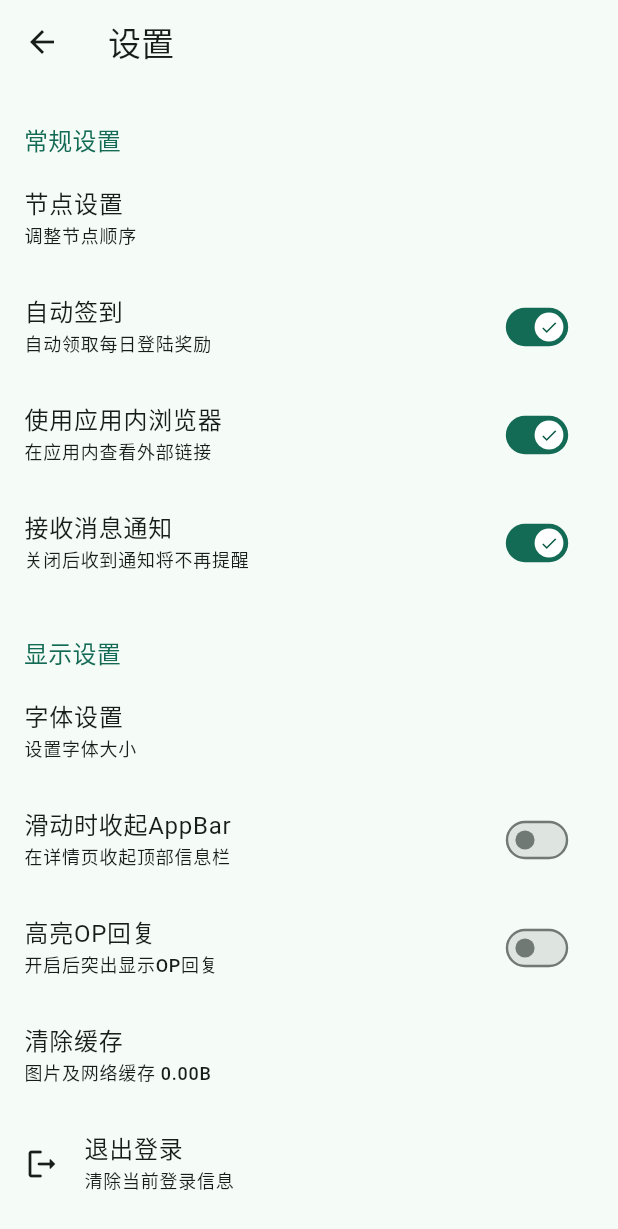
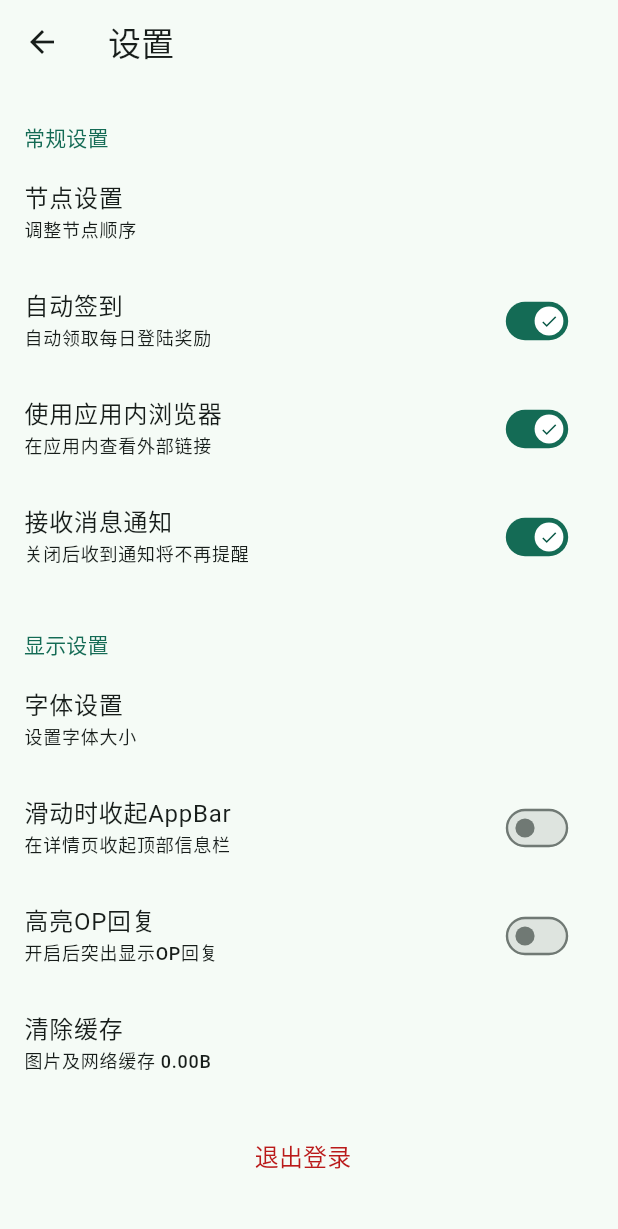
Before and after one commit to guozhigq/flutter_v2ex, a Flutter app: the SettingPage screen opened by its route, on a phone screen of 412 x 824 dp. Shown: the top 1229 px of the screen. Run offline on Flutter 3.47's test engine with Material 2 defaults, Android fonts, the phone set to English and light mode, and no system bars; drawn by our look-alikes of dynamic_color, flutter_smart_dialog; our stand-ins replace cached_network_image, cookie_jar, device_info_plus, dio, dio_cookie_manager, easy_refresh and 15 more; missing offline and left inert: dio_http2_adapter, dio_http_cache, extended_tabs, extended_text_field, extended_text_library, flutter_html_iframe and 4 more; accounts and stored records are empty; Roboto replaces fonts that are missing (NotoSansSC).

Commit message:
mod: html_table渲染、样式修改

```diff
--- a/lib/components/home/tabbar_list.dart
+++ b/lib/components/home/tabbar_list.dart
@@ -255,7 +255,7 @@ class _TabBarListState extends State<TabBarList>
               },
               child: FloatingActionButton(
                 heroTag: null,
-                child: Image.asset('assets/images/backtop.png', width: 45),
+                child: const Icon(Icons.vertical_align_top_rounded),
                 onPressed: () {
                   _controller.animateTo(0,
                       duration: const Duration(milliseconds: 500),
--- a/lib/main.dart
+++ b/lib/main.dart
@@ -21,6 +21,7 @@ import 'package:flutter_v2ex/http/dio_web.dart';
 import 'package:flutter_v2ex/utils/app_theme.dart';
 import 'package:flutter_v2ex/controller/fontsize_controller.dart';
 import 'package:flutter_v2ex/utils/hive.dart';
+import 'package:google_fonts/google_fonts.dart';
 
 class ProxiedHttpOverrides extends HttpOverrides {
   final String _port;
@@ -93,10 +94,10 @@ class MyApp extends StatefulWidget {
 
 class _MyAppState extends State<MyApp> {
   final SystemUiOverlayStyle kDark = SystemUiOverlayStyle(
-    statusBarColor: Colors.transparent /*Android=23*/,
-    statusBarBrightness: Brightness.light /*iOS*/,
-    statusBarIconBrightness: Brightness.dark /*Android=23*/,
-    systemStatusBarContrastEnforced: false /*Android=29*/,
+    // statusBarColor: Colors.transparent /*Android=23*/,
+    // statusBarBrightness: Brightness.light /*iOS*/,
+    // statusBarIconBrightness: Brightness.dark /*Android=23*/,
+    // systemStatusBarContrastEnforced: false /*Android=29*/,
     systemNavigationBarColor: Colors.transparent /*Android=27*/,
     systemNavigationBarDividerColor: Colors.transparent.withAlpha(1) /*Android=28,不能用全透明 */,
     systemNavigationBarIconBrightness: Brightness.dark /*Android=27*/,
@@ -104,13 +105,13 @@ class _MyAppState extends State<MyApp> {
   );
 
   final SystemUiOverlayStyle kLight = SystemUiOverlayStyle(
-    statusBarColor: Colors.transparent /*Android=23*/,
-    statusBarBrightness: Brightness.dark /*iOS*/,
-    statusBarIconBrightness: Brightness.light /*Android=23*/,
-    systemStatusBarContrastEnforced: false /*Android=29*/,
+    // statusBarColor: Colors.transparent /*Android=23*/,
+    // statusBarBrightness: Brightness.dark /*iOS*/,
+    // statusBarIconBrightness: Brightness.light /*Android=23*/,
+    // systemStatusBarContrastEnforced: false /*Android=29*/,
     systemNavigationBarColor: Colors.transparent /*Android=27*/,
     systemNavigationBarDividerColor: Colors.transparent.withAlpha(1) /*Android=28,不能用全透明 */,
-    systemNavigationBarIconBrightness: Brightness.light /*Android=27*/,
+    systemNavigationBarIconBrightness: Brightness.dark /*Android=27*/,
     systemNavigationBarContrastEnforced: false /*Android=29*/,
   );
   ThemeType currentThemeValue = ThemeType.system;
@@ -198,6 +199,7 @@ class _MyAppState extends State<MyApp> {
           getPages: AppPages.getPages,
           theme: ThemeData(
             fontFamily: 'NotoSansSC',
+            // fontFamily: GoogleFonts.getFont('Noto Sans').fontFamily,
             textTheme: fontSizeController?.getFontSize ?? const TextTheme(),
             useMaterial3: true,
             colorScheme: currentThemeValue == ThemeType.dark
@@ -206,6 +208,7 @@ class _MyAppState extends State<MyApp> {
           ),
           darkTheme: ThemeData(
             fontFamily: 'NotoSansSC',
+            // fontFamily: GoogleFonts.getFont('Noto Sans').fontFamily,
             useMaterial3: true,
             colorScheme: currentThemeValue == ThemeType.light
                 ? lightColorScheme
--- a/lib/pages/page_setting.dart
+++ b/lib/pages/page_setting.dart
@@ -88,7 +88,7 @@ class _SettingPageState extends State<SettingPage> {
     TextStyle titleStyle = Theme.of(context).textTheme.titleLarge!;
     TextStyle subTitleStyle = Theme.of(context).textTheme.labelMedium!;
     Color iconStyle = Theme.of(context).colorScheme.onBackground;
-    TextStyle groupTitleStyle = Theme.of(context).textTheme.titleMedium!.copyWith(color: Theme.of(context).colorScheme.primary);
+    TextStyle groupTitleStyle = Theme.of(context).textTheme.titleSmall!.copyWith(color: Theme.of(context).colorScheme.primary);
     return Scaffold(
       appBar: AppBar(
         title: const Text('设置'),
@@ -279,11 +279,13 @@ class _SettingPageState extends State<SettingPage> {
             subtitle: Text('图片及网络缓存 $cacheSize', style: subTitleStyle),
           ),
           if (loginStatus) ...[
+            const SizedBox(height: 10),
             ListTile(
               onTap: onLogout,
-              leading: Icon(Icons.logout_rounded, color: iconStyle),
-              title: const Text('退出登录'),
-              subtitle: Text('清除当前登录信息', style: subTitleStyle),
+              title: Center(
+              child: Text('退出登录', style: Theme.of(context).textTheme.titleMedium!.copyWith(color: Theme.of(context).colorScheme.error)),
+              ),
+              // subtitle: Text('清除当前登录信息', style: subTitleStyle),
             ),
           ],
         ],
--- a/lib/pages/t/:topicId.dart
+++ b/lib/pages/t/:topicId.dart
@@ -962,8 +962,8 @@ class _TopicDetailState extends State<TopicDetail>
 }
 
 class _MySliverPersistentHeaderDelegate extends SliverPersistentHeaderDelegate {
-  final double _minExtent = 60;
-  final double _maxExtent = 60;
+  final double _minExtent = 55;
+  final double _maxExtent = 55;
   final Widget child;
 
   _MySliverPersistentHeaderDelegate({required this.child});
@@ -980,7 +980,7 @@ class _MySliverPersistentHeaderDelegate extends SliverPersistentHeaderDelegate {
         boxShadow: overlapsContent
             ? [
                 BoxShadow(
-                  color: Colors.grey.withOpacity(0.15),
+                  color: Theme.of(context).colorScheme.background.withOpacity(0.15),
                   spreadRadius: 2,
                   blurRadius: 20,
                   offset: const Offset(0, 3),
--- a/lib/router/app_pages.dart
+++ b/lib/router/app_pages.dart
@@ -44,7 +44,7 @@ class AppPages {
       // transitionDuration: const Duration(milliseconds: 300),
       transition: Transition.cupertino,
       showCupertinoParallax: false,
-        gestureWidth:(context)=> context.width,
+      gestureWidth: (context) => context.width,
       curve: Curves.linear,
     ),
     // webView
@@ -55,7 +55,14 @@ class AppPages {
         transitionDuration: const Duration(milliseconds: 300)),
 
     // 节点主页
-    GetPage(name: '/go/:nodeId', page: () => const GoPage()),
+    GetPage(
+        name: '/go/:nodeId',
+        page: () => const GoPage(),
+        transition: Transition.cupertino,
+        showCupertinoParallax: false,
+        gestureWidth: (context) => context.width,
+        curve: Curves.linear,
+    ),
     // 所有节点
     GetPage(
       name: '/nodes',
@@ -68,11 +75,14 @@ class AppPages {
     GetPage(name: '/help', page: () => const HelpPage()),
 
     // 用户主页
-    GetPage(name: '/member/:memberId', page: () => const MemberPage(),
+    GetPage(
+      name: '/member/:memberId',
+      page: () => const MemberPage(),
       transition: Transition.cupertino,
       showCupertinoParallax: false,
-      gestureWidth:(context)=> context.width,
-      curve: Curves.linear,),
+      gestureWidth: (context) => context.width,
+      curve: Curves.linear,
+    ),
     // 用户发布的主题
     GetPage(
         name: '/member/:memberId/topics', page: () => const MemberTopicsPage()),
@@ -87,9 +97,20 @@ class AppPages {
     GetPage(name: '/my/following', page: () => const MyFollowPage()),
 
     // 消息提醒
-    GetPage(name: '/notifications', page: () => const MessagePage()),
+    GetPage(
+        name: '/notifications',
+        page: () => const MessagePage(),
+        transition: Transition.cupertino,
+        showCupertinoParallax: false,
+        gestureWidth: (context) => context.width,
+        curve: Curves.linear,
+    ),
     // 图片预览
-    GetPage(name: '/imgPreview', page: () => ImagePreview(), transition: Transition.cupertino,),
+    GetPage(
+      name: '/imgPreview',
+      page: () => ImagePreview(),
+      transition: Transition.cupertino,
+    ),
     // 设置
     GetPage(name: '/setting', page: () => const SettingPage()),
     // 搜索
--- a/pubspec.yaml
+++ b/pubspec.yaml
@@ -75,6 +75,8 @@ dependencies:
     hive: ^2.2.3
     hive_flutter: ^1.1.0
     scroll_to_index: ^3.0.1
+    google_fonts: ^4.0.3
+    flutter_html_table: ^3.0.0-alpha.4
 
 dev_dependencies:
     flutter_test:
```
Also changed, not shown: lib/components/topic/html_render.dart (+53 -5 lines), lib/components/topic/main.dart (+58 -50 lines), lib/components/topic/reply_item.dart (+6 -2 lines), lib/http/node.dart (+8 -0 lines), lib/pages/go/:nodeId.dart (+17 -3 lines), lib/pages/page_help.dart (+5 -5 lines), pubspec.lock. Lines whose indentation alone changed are shown as unchanged.
